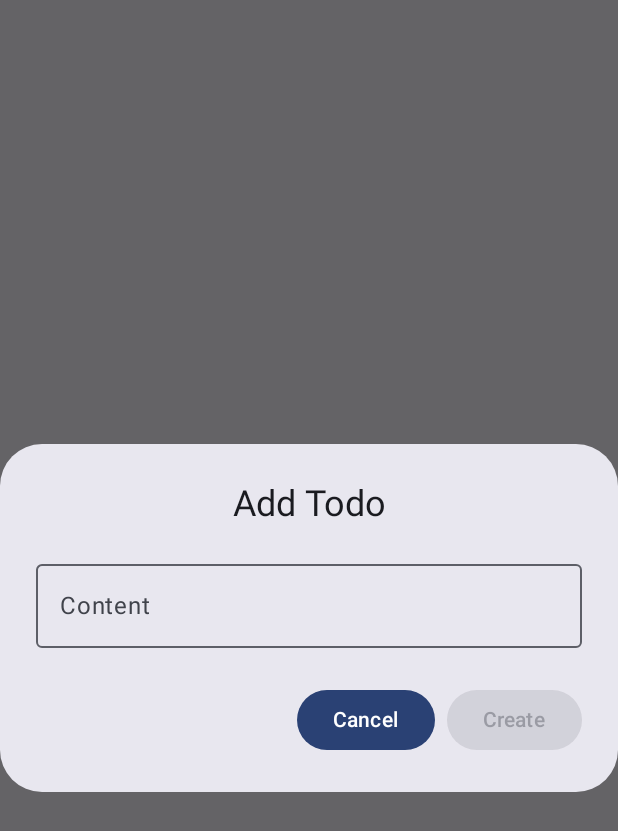
After one commit to wavky/SimpleTodo-Compose-, an Android app built with Jetpack Compose: the composable CreateTodoDialog shown on its own in the app's theme, on a phone screen of 412 x 824 dp. The commit adds this screen. Shown: the top 831 px of the screen. Run offline under Robolectric (Android 15) with nearby library versions, the phone set to English and light mode, and no system bars.

Commit message:
Todo Dialog

```diff
--- /dev/null
+++ b/app/src/main/java/com/wavky/simpletodo/app/ui/CreateTodoDialog.kt
@@ -0,0 +1,61 @@
+package com.wavky.simpletodo.app.ui
+
+import androidx.compose.foundation.layout.Column
+import androidx.compose.foundation.layout.fillMaxWidth
+import androidx.compose.material3.AlertDialog
+import androidx.compose.material3.Button
+import androidx.compose.material3.OutlinedTextField
+import androidx.compose.material3.Text
+import androidx.compose.runtime.Composable
+import androidx.compose.runtime.getValue
+import androidx.compose.runtime.mutableStateOf
+import androidx.compose.runtime.remember
+import androidx.compose.runtime.setValue
+import androidx.compose.ui.Modifier
+import androidx.compose.ui.res.stringResource
+import androidx.compose.ui.text.style.TextAlign
+import androidx.compose.ui.tooling.preview.Preview
+import com.wavky.simpletodo.R
+
+@Composable
+fun CreateTodoDialog(
+  onDismiss: () -> Unit,
+  onConfirm: (content: String) -> Unit
+) {
+  var content by remember { mutableStateOf("") }
+  AlertDialog(
+    { onDismiss() },
+    {
+      Button(
+        { onConfirm(content) },
+        enabled = content.isNotEmpty()
+      ) { Text(stringResource(R.string.create)) }
+    },
+    dismissButton = {
+      Button({ onDismiss() }) { Text(stringResource(R.string.cancel)) }
+    },
+    title = {
+      Text(
+        stringResource(R.string.todo_dialog_title_add),
+        Modifier.fillMaxWidth(),
+        textAlign = TextAlign.Center
+      )
+    },
+    text = {
+      Column(Modifier.fillMaxWidth()) {
+        OutlinedTextField(
+          content,
+          { content = it },
+          Modifier.fillMaxWidth(),
+          label = { Text(stringResource(R.string.todo_dialog_content)) }
+        )
+      }
+    }
+  )
+}
+
+@Preview(showBackground = true)
+@Composable
+private fun preview() {
+  CreateTodoDialog({}) {}
+}
--- a/app/src/main/res/values/strings.xml
+++ b/app/src/main/res/values/strings.xml
@@ -1,6 +1,12 @@
 <resources>
   <string name="app_name">SimpleTodo</string>
   <string name="title">Todo</string>
+
+  <string name="create">Create</string>
+  <string name="save">Save</string>
+  <string name="delete">Delete</string>
+  <string name="confirm">Confirm</string>
+  <string name="cancel">Cancel</string>
 
   <string name="duration_today">today</string>
   <string name="duration_tomorrow">tomorrow</string>
@@ -11,4 +17,10 @@
 
   <string name="filter_button_todo">todo</string>
   <string name="filter_button_done">done</string>
+
+  <string name="todo_dialog_title_add">Add Todo</string>
+  <string name="todo_dialog_title_edit">Edit Todo</string>
+  <string name="todo_dialog_content">Content</string>
+  <string name="todo_dialog_done">Done</string>
+
 </resources>
```
Also changed, not shown: app/src/main/java/com/wavky/simpletodo/app/ui/MainScreen.kt (+25 -2 lines), app/src/main/java/com/wavky/simpletodo/app/ui/ModifyTodoDialog.kt (added, +92 -0 lines), app/src/main/java/com/wavky/simpletodo/app/ui/TodoItem.kt (+5 -4 lines).
